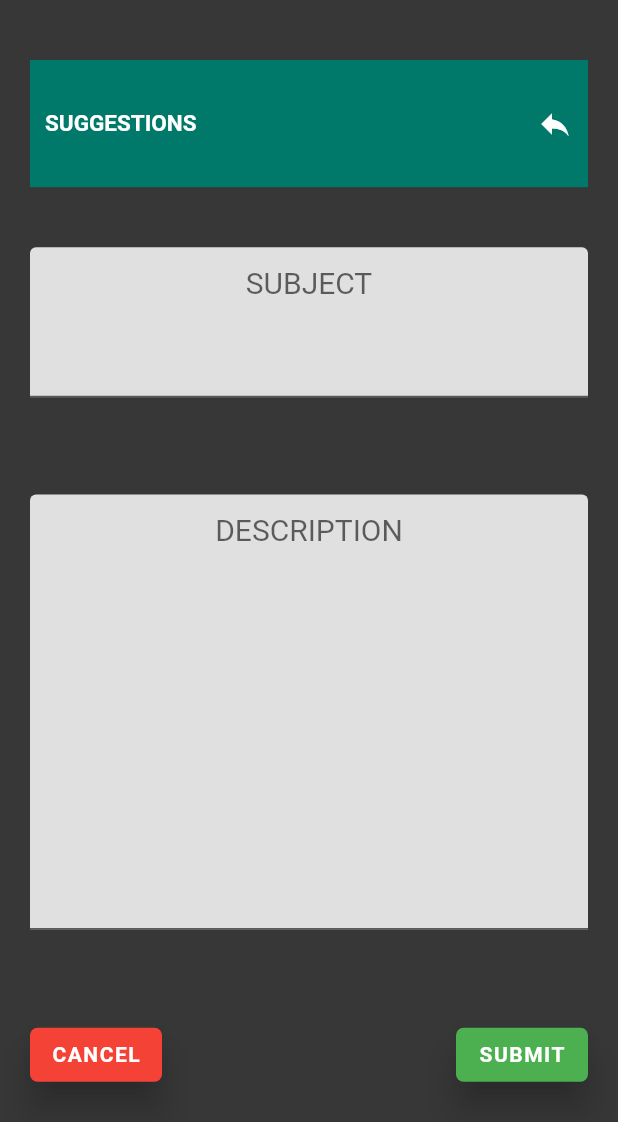
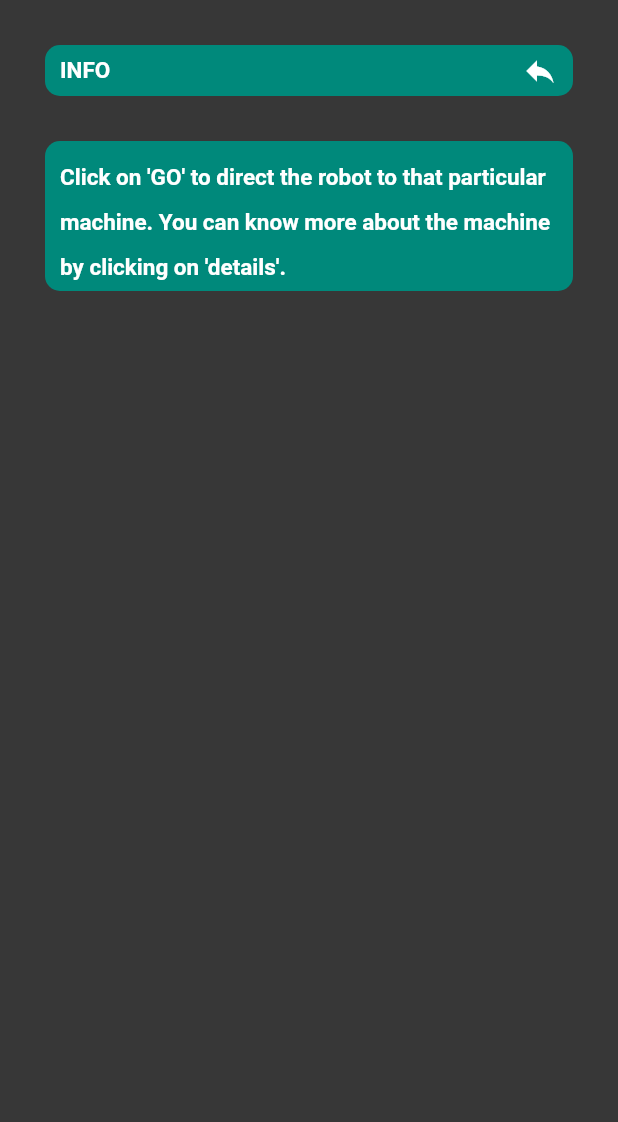
Before and after one commit to krishnasd1007/machines, a Flutter app: the screen it shows after launch, on a phone screen of 412 x 824 dp. Shown: the top 1122 px of the screen. Run offline on Flutter 3.47's test engine with Material 2 defaults, Android fonts, the phone set to English and light mode, and no system bars.

Commit message:
info page minus modularity done

```diff
--- a/lib/main.dart
+++ b/lib/main.dart
@@ -10,7 +10,7 @@ class AppBase extends StatelessWidget {
   Widget build(BuildContext context) {
     return MaterialApp(
       title: 'Dr Moovy',
-      initialRoute: '/suggestion',
+      initialRoute: '/info',
       routes: {
         '/login': (context) => LoginPage(),
         '/splash': (context) => SplashPage(),
@@ -19,7 +19,7 @@ class AppBase extends StatelessWidget {
         '/suggestion': (context) => SuggestionPage(),
         '/feedback': (context) => FeedbackPage(),
         '/machines': (context) => MachinesPage(),
-        // '/info': (context) => InfoPage(),
+        '/info': (context) => InfoPage(),
         '/team': (context) => TeamPage(),
         // '/member': (context) => MemberPage(),
         // '/control': (context) => ControlPage(),
--- a/lib/pages/info.dart
+++ b/lib/pages/info.dart
@@ -0,0 +1,62 @@
+import 'package:flutter/cupertino.dart';
+import 'package:flutter/material.dart';
+
+class InfoPage extends StatefulWidget {
+  InfoPage({Key key, this.title}) : super(key: key);
+  final String title;
+  @override
+  _InfoPageState createState() => _InfoPageState();
+}
+
+class _InfoPageState extends State<InfoPage> {
+
+  @override
+  Widget build(BuildContext context) {
+    return Scaffold(
+      backgroundColor: Color.fromRGBO(55, 55, 55, 1),
+      body:SafeArea(
+        child: Column(
+          children: [
+            Container(
+              margin: const EdgeInsets.all(30),
+              padding: const EdgeInsets.symmetric(vertical:5,horizontal:10),
+              decoration: BoxDecoration(
+                borderRadius: BorderRadius.all(Radius.circular(10.0)),
+                color: Colors.teal[600],
+              ),
+              child: Row(
+                mainAxisAlignment: MainAxisAlignment.spaceBetween,
+                children: [
+                  Text("INFO",
+                    style: TextStyle(
+                      fontWeight:FontWeight.bold,
+                      color:Colors.white,
+                      fontSize: 15
+                    ),
+                  ),
+                  Icon(Icons.reply,color: Colors.white,),
+                ],
+              ),
+            ),
+            Container(
+              margin: const EdgeInsets.symmetric(horizontal:30),
+              padding: const EdgeInsets.symmetric(vertical:5,horizontal:10),
+              decoration: BoxDecoration(
+                borderRadius: BorderRadius.all(Radius.circular(10.0)),
+                color: Colors.teal[600],
+              ),
+              child: Text("Click on 'GO' to direct the robot to that particular machine. You can know more about the machine by clicking on 'details'.",
+                style: TextStyle(
+                  fontSize: 15,
+                  height: 2,
+                  color: Colors.white,
+                  fontWeight: FontWeight.bold
+                ),
+              ),
+            ),
+          ],
+        ),
+      ),
+    );
+  }
+}
```
